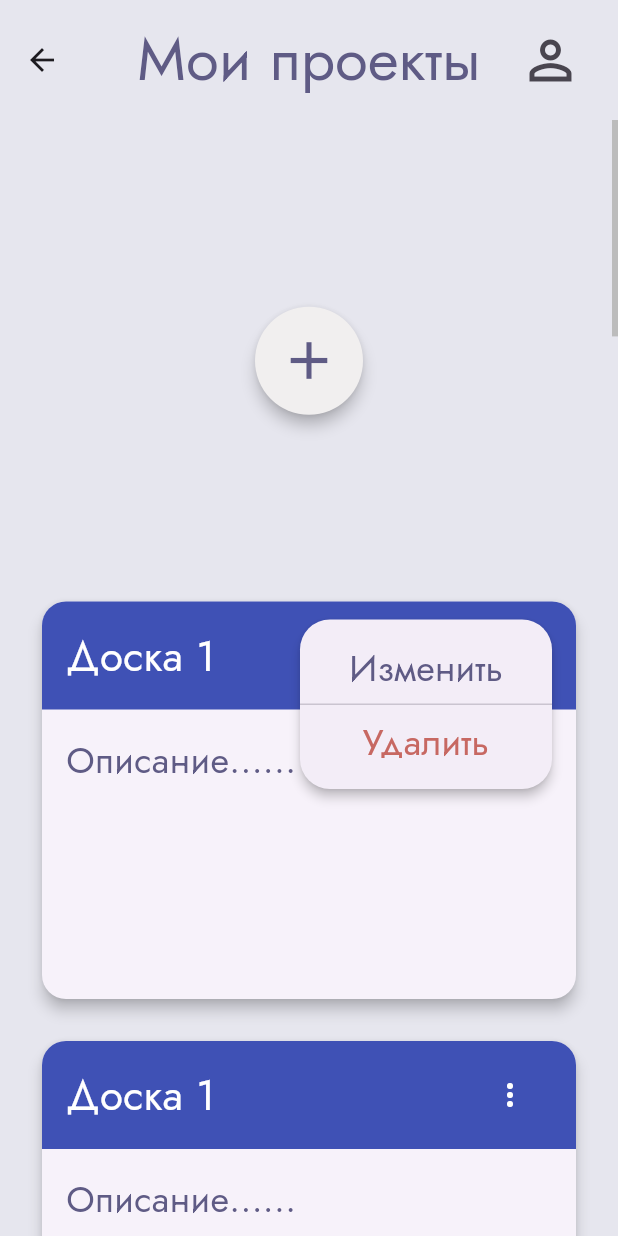
After one commit to Anastasia0427/kanban_flutter, a Flutter app: the MainPage screen opened directly, after a tap on the "more vert" icon, on a phone screen of 412 x 824 dp. The commit adds this screen. Run offline on Flutter 3.47's test engine with Material 3 defaults, Android fonts, the phone set to English and light mode, and no system bars; our stand-ins replace flutter_bloc, fpdart, get_it, go_router, google_fonts, supabase_flutter; accounts and stored records are empty.

Commit message:
Сделана базовая верстка главной страницы

```diff
--- a/lib/core/theme/app_theme.dart
+++ b/lib/core/theme/app_theme.dart
@@ -6,6 +6,10 @@ class AppTheme {
   static final lightTheme = ThemeData(
     brightness: Brightness.light,
     useMaterial3: true,
+    scaffoldBackgroundColor: ColorStyles.lightColorStyle.primaryBackground,
+    appBarTheme: AppBarTheme(
+      backgroundColor: ColorStyles.lightColorStyle.primaryBackground,
+    ),
     extensions: [ColorStyles.lightColorStyle, TextStyles.lightTextStyle],
   );
 }
--- a/lib/core/theme/constants/app_colors.dart
+++ b/lib/core/theme/constants/app_colors.dart
@@ -4,6 +4,7 @@ import 'package:flutter/painting.dart';
 class LightAppColors {
   static const primaryBackground = Color(0xffe6e6ee);
   static const secondaryBackground = Color(0xfff3f0ef);
+  static const tertiaryBackground = Color(0xffF1EFEF);
 
   static const backgroundElements = Color(0xffd5d5e1);
 
@@ -15,4 +16,6 @@ class LightAppColors {
   static const invertedPrimaryText = Color(0xffffffff);
 
   static const buttonPrimaryBackground = Color(0xff5f5b85);
+
+  static const deleteColor = Color(0xffC76862);
 }
--- a/lib/core/theme/style_extensions/color_style_extension.dart
+++ b/lib/core/theme/style_extensions/color_style_extension.dart
@@ -3,6 +3,7 @@ import 'package:flutter/material.dart';
 class ColorStyleExtension extends ThemeExtension<ColorStyleExtension> {
   final Color? primaryBackground;
   final Color? secondaryBackground;
+  final Color? tertiaryBackground;
 
   final Color? backgroundElements;
 
@@ -14,31 +15,38 @@ class ColorStyleExtension extends ThemeExtension<ColorStyleExtension> {
 
   final Color? buttonPrimaryBackground;
 
+  final Color? deleteColor;
+
   const ColorStyleExtension({
     this.primaryBackground,
     this.secondaryBackground,
+    this.tertiaryBackground,
     this.backgroundElements,
     this.textFieldBackground,
     this.textFieldHint,
     this.primaryText,
     this.invertedPrimaryText,
     this.buttonPrimaryBackground,
+    this.deleteColor,
   });
 
   @override
   ColorStyleExtension copyWith({
     Color? primaryBackground,
     Color? secondaryBackground,
+    Color? tertiaryBackground,
     Color? backgroundElements,
     Color? textFieldBackground,
     Color? textFieldHint,
     Color? primaryText,
     Color? invertedPrimaryText,
     Color? buttonPrimaryBackground,
+    Color? deleteColor,
   }) {
     return ColorStyleExtension(
       primaryBackground: primaryBackground ?? this.primaryBackground,
       secondaryBackground: secondaryBackground ?? this.secondaryBackground,
+      tertiaryBackground: tertiaryBackground ?? this.tertiaryBackground,
       backgroundElements: backgroundElements ?? this.backgroundElements,
       textFieldBackground: textFieldBackground ?? this.textFieldBackground,
       textFieldHint: textFieldHint ?? this.textFieldHint,
@@ -46,6 +54,7 @@ class ColorStyleExtension extends ThemeExtension<ColorStyleExtension> {
       invertedPrimaryText: invertedPrimaryText ?? this.invertedPrimaryText,
       buttonPrimaryBackground:
           buttonPrimaryBackground ?? this.buttonPrimaryBackground,
+      deleteColor: deleteColor ?? this.deleteColor,
     );
   }
 
@@ -60,6 +69,11 @@ class ColorStyleExtension extends ThemeExtension<ColorStyleExtension> {
       secondaryBackground: Color.lerp(
         secondaryBackground,
         other?.secondaryBackground,
+        t,
+      ),
+      tertiaryBackground: Color.lerp(
+        tertiaryBackground,
+        other?.tertiaryBackground,
         t,
       ),
       backgroundElements: Color.lerp(
@@ -84,6 +98,7 @@ class ColorStyleExtension extends ThemeExtension<ColorStyleExtension> {
         other?.buttonPrimaryBackground,
         t,
       ),
+      deleteColor: Color.lerp(deleteColor, other?.deleteColor, t),
     );
   }
 }
--- a/lib/core/theme/style_extensions/text_style_extension.dart
+++ b/lib/core/theme/style_extensions/text_style_extension.dart
@@ -14,6 +14,10 @@ class TextStyleExtension extends ThemeExtension<TextStyleExtension> {
 
   final TextStyle? largeAppName;
 
+  final TextStyle? headerTitle;
+
+  final TextStyle? deleteButtonLabel;
+
   const TextStyleExtension({
     this.largeTitle,
     this.mediumTitle,
@@ -24,6 +28,8 @@ class TextStyleExtension extends ThemeExtension<TextStyleExtension> {
     this.textFieldInput,
     this.textFieldError,
     this.largeAppName,
+    this.headerTitle,
+    this.deleteButtonLabel,
   });
 
   @override
@@ -37,6 +43,8 @@ class TextStyleExtension extends ThemeExtension<TextStyleExtension> {
     TextStyle? textFieldInput,
     TextStyle? textFieldError,
     TextStyle? largeAppName,
+    TextStyle? headerTitle,
+    TextStyle? deleteButtonLabel,
   }) {
     return TextStyleExtension(
       largeTitle: largeTitle ?? this.largeTitle,
@@ -48,6 +56,8 @@ class TextStyleExtension extends ThemeExtension<TextStyleExtension> {
       textFieldInput: textFieldInput ?? this.textFieldInput,
       textFieldError: textFieldError ?? this.textFieldError,
       largeAppName: largeAppName ?? this.largeAppName,
+      headerTitle: headerTitle ?? this.headerTitle,
+      deleteButtonLabel: deleteButtonLabel ?? this.deleteButtonLabel,
     );
   }
 
@@ -67,6 +77,12 @@ class TextStyleExtension extends ThemeExtension<TextStyleExtension> {
       textFieldInput: TextStyle.lerp(textFieldInput, other?.textFieldInput, t),
       textFieldError: TextStyle.lerp(textFieldError, other?.textFieldError, t),
       largeAppName: TextStyle.lerp(largeAppName, other?.largeAppName, t),
+      headerTitle: TextStyle.lerp(headerTitle, other?.headerTitle, t),
+      deleteButtonLabel: TextStyle.lerp(
+        deleteButtonLabel,
+        other?.deleteButtonLabel,
+        t,
+      ),
     );
   }
 }
--- a/lib/core/theme/styles/color_styles.dart
+++ b/lib/core/theme/styles/color_styles.dart
@@ -5,11 +5,13 @@ class ColorStyles {
   static const lightColorStyle = ColorStyleExtension(
     primaryBackground: LightAppColors.primaryBackground,
     secondaryBackground: LightAppColors.secondaryBackground,
+    tertiaryBackground: LightAppColors.tertiaryBackground,
     backgroundElements: LightAppColors.backgroundElements,
     textFieldBackground: LightAppColors.textFieldBackground,
     textFieldHint: LightAppColors.textFieldHint,
     primaryText: LightAppColors.primaryText,
     invertedPrimaryText: LightAppColors.invertedPrimaryText,
     buttonPrimaryBackground: LightAppColors.buttonPrimaryBackground,
+    deleteColor: LightAppColors.deleteColor,
   );
 }
--- a/lib/core/theme/styles/text_styles.dart
+++ b/lib/core/theme/styles/text_styles.dart
@@ -50,5 +50,15 @@ class TextStyles {
       color: LightAppColors.primaryText,
       fontFamily: 'NauryzRedKeds',
     ),
+    headerTitle: TextStyle(
+      fontSize: 28,
+      fontWeight: FontWeight.w400,
+      color: LightAppColors.invertedPrimaryText,
+    ),
+    deleteButtonLabel: TextStyle(
+      fontSize: 24,
+      fontWeight: FontWeight.w400,
+      color: LightAppColors.deleteColor,
+    ),
   );
 }
--- a/lib/l10n/app_localizations.dart
+++ b/lib/l10n/app_localizations.dart
@@ -231,6 +231,24 @@ abstract class AppLocalizations {
   /// In ru, this message translates to:
   /// **'Неверный email или пароль'**
   String get invalidCredentials;
+
+  /// No description provided for @myProjects.
+  ///
+  /// In ru, this message translates to:
+  /// **'Мои проекты'**
+  String get myProjects;
+
+  /// No description provided for @delete.
+  ///
+  /// In ru, this message translates to:
+  /// **'Удалить'**
+  String get delete;
+
+  /// No description provided for @edit.
+  ///
+  /// In ru, this message translates to:
+  /// **'Изменить'**
+  String get edit;
 }
 
 class _AppLocalizationsDelegate
--- a/lib/l10n/app_localizations_ru.dart
+++ b/lib/l10n/app_localizations_ru.dart
@@ -76,4 +76,13 @@ class AppLocalizationsRu extends AppLocalizations {
 
   @override
   String get invalidCredentials => 'Неверный email или пароль';
+
+  @override
+  String get myProjects => 'Мои проекты';
+
+  @override
+  String get delete => 'Удалить';
+
+  @override
+  String get edit => 'Изменить';
 }
--- a/lib/l10n/app_ru.arb
+++ b/lib/l10n/app_ru.arb
@@ -21,5 +21,8 @@
     "invalidEmail": "Неверный формат email",
     "emptyEmail": "Email не может быть пустым",
     "emptyPassword": "Пароль не может быть пустым",
-    "invalidCredentials": "Неверный email или пароль"
+    "invalidCredentials": "Неверный email или пароль",
+    "myProjects": "Мои проекты",
+    "delete": "Удалить",
+    "edit": "Изменить"
 }
--- /dev/null
+++ b/lib/presentation/main/pages/main_page.dart
@@ -0,0 +1,69 @@
+import 'package:flutter/material.dart';
+import 'package:google_fonts/google_fonts.dart';
+import 'package:kanban_flutter/core/extensions/extensions.dart';
+import 'package:kanban_flutter/presentation/main/widgets/add_project_button.dart';
+import 'package:kanban_flutter/presentation/main/widgets/project_tile.dart';
+
+class MainPage extends StatelessWidget {
+  const MainPage({super.key});
+
+  @override
+  Widget build(BuildContext context) {
+    final scrollController = ScrollController();
+
+    return Scaffold(
+      appBar: AppBar(
+        scrolledUnderElevation: 4,
+        shadowColor: Colors.black,
+        toolbarHeight: 80,
+        centerTitle: true,
+        title: Padding(
+          padding: const EdgeInsets.symmetric(vertical: 12),
+          child: Text(
+            context.l10n.myProjects,
+            style: GoogleFonts.jost(textStyle: context.text.largeTitle),
+          ),
+        ),
+        actionsPadding: const EdgeInsets.symmetric(horizontal: 16),
+        actions: [
+          Padding(
+            padding: const EdgeInsets.symmetric(vertical: 8),
+            child: IconButton(
+              onPressed: () {},
+              icon: const Icon(Icons.person_outline, size: 42),
+            ),
+          ),
+        ],
+      ),
+      body: LayoutBuilder(
+        builder: (context, constraints) {
+          // Определяем количество колонок в зависимости от ширины окна
+          final crossAxisCount = (constraints.maxWidth / 300).floor().clamp(
+            1,
+            4,
+          );
+
+          return Scrollbar(
+            controller: scrollController,
+            thumbVisibility: true,
+            child: GridView.builder(
+              controller: scrollController,
+              padding: const EdgeInsets.all(24),
+              itemCount: 13, // 1 кнопка + 12 тестовых проектов
+              gridDelegate: SliverGridDelegateWithFixedCrossAxisCount(
+                crossAxisCount: crossAxisCount,
+                crossAxisSpacing: 20,
+                mainAxisSpacing: 20,
+                childAspectRatio: 4 / 3,
+              ),
+              itemBuilder: (context, index) {
+                if (index == 0) return const AddProjectButton();
+                return const ProjectTile();
+              },
+            ),
+          );
+        },
+      ),
+    );
+  }
+}
--- /dev/null
+++ b/lib/presentation/main/widgets/add_project_button.dart
@@ -0,0 +1,28 @@
+import 'package:flutter/material.dart';
+import 'package:kanban_flutter/core/extensions/extensions.dart';
+
+class AddProjectButton extends StatelessWidget {
+  const AddProjectButton({super.key});
+
+  @override
+  Widget build(BuildContext context) {
+    return Center(
+      child: Material(
+        shape: const CircleBorder(),
+        elevation: 4,
+        color: context.color.tertiaryBackground,
+        child: InkWell(
+          customBorder: const CircleBorder(),
+          onTap: () {
+            // TODO: Открытие модального окна/страницы создания проекта
+          },
+          child: SizedBox(
+            width: 72,
+            height: 72,
+            child: Icon(Icons.add, size: 42, color: context.color.primaryText),
+          ),
+        ),
+      ),
+    );
+  }
+}
--- /dev/null
+++ b/lib/presentation/main/widgets/project_tile.dart
@@ -0,0 +1,80 @@
+import 'package:flutter/material.dart';
+import 'package:google_fonts/google_fonts.dart';
+import 'package:kanban_flutter/core/extensions/extensions.dart';
+
+class ProjectTile extends StatelessWidget {
+  const ProjectTile({super.key});
+
+  @override
+  Widget build(BuildContext context) {
+    return Card(
+      elevation: 4,
+      shape: RoundedRectangleBorder(borderRadius: BorderRadius.circular(16)),
+      child: Column(
+        crossAxisAlignment: CrossAxisAlignment.start,
+        children: [
+          Container(
+            decoration: const BoxDecoration(
+              color: Colors.indigo,
+              borderRadius: BorderRadius.vertical(top: Radius.circular(16)),
+            ),
+            padding: const EdgeInsets.symmetric(vertical: 12, horizontal: 16),
+            child: Row(
+              mainAxisAlignment: MainAxisAlignment.spaceBetween,
+              children: [
+                Text(
+                  'Доска 1',
+                  style: GoogleFonts.jost(textStyle: context.text.headerTitle),
+                ),
+                PopupMenuButton<String>(
+                  icon: Icon(
+                    Icons.more_vert,
+                    color: context.color.invertedPrimaryText,
+                  ),
+                  shape: RoundedRectangleBorder(
+                    borderRadius: BorderRadius.circular(20),
+                  ),
+                  padding: EdgeInsetsGeometry.symmetric(horizontal: 16),
+                  itemBuilder: (context) => [
+                    PopupMenuItem(
+                      value: 'edit',
+                      child: Center(
+                        child: Text(
+                          context.l10n.edit,
+                          style: GoogleFonts.jost(
+                            textStyle: context.text.smallTitle,
+                          ),
+                        ),
+                      ),
+                    ),
+                    const PopupMenuDivider(height: 1),
+                    PopupMenuItem(
+                      value: 'delete',
+                      child: Center(
+                        child: Text(
+                          context.l10n.delete,
+                          style: GoogleFonts.jost(
+                            textStyle: context.text.deleteButtonLabel,
+                          ),
+                        ),
+                      ),
+                    ),
+                  ],
+                ),
+              ],
+            ),
+          ),
+          Expanded(
+            child: Padding(
+              padding: const EdgeInsets.all(16),
+              child: Text(
+                'Описание......',
+                style: GoogleFonts.jost(textStyle: context.text.smallTitle),
+              ),
+            ),
+          ),
+        ],
+      ),
+    );
+  }
+}
```
